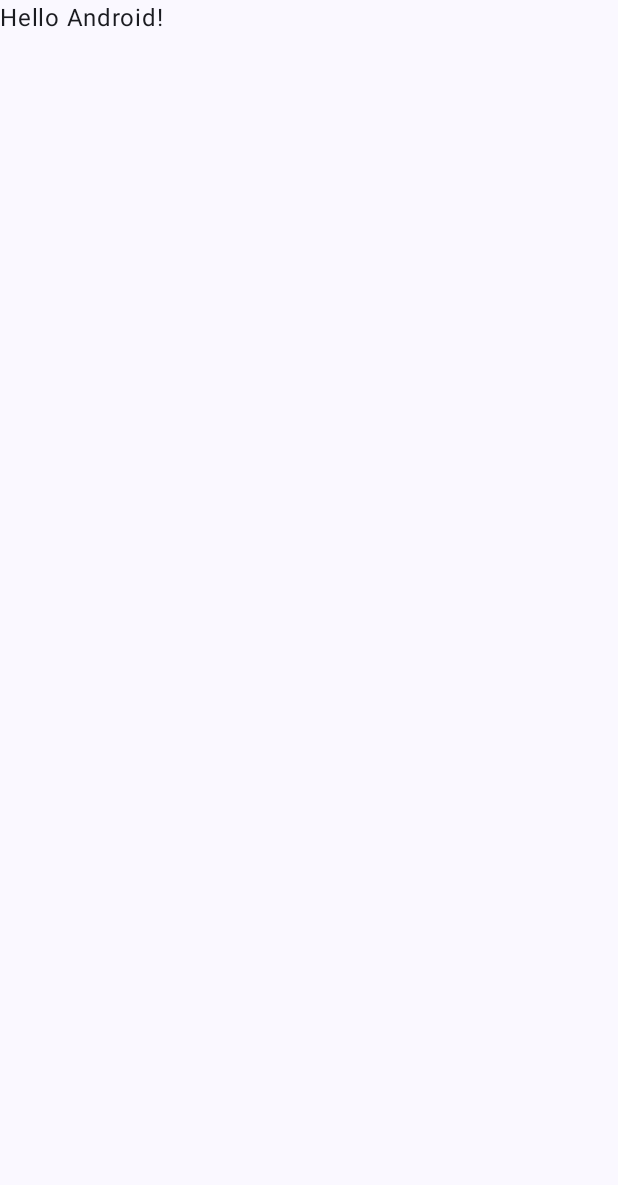
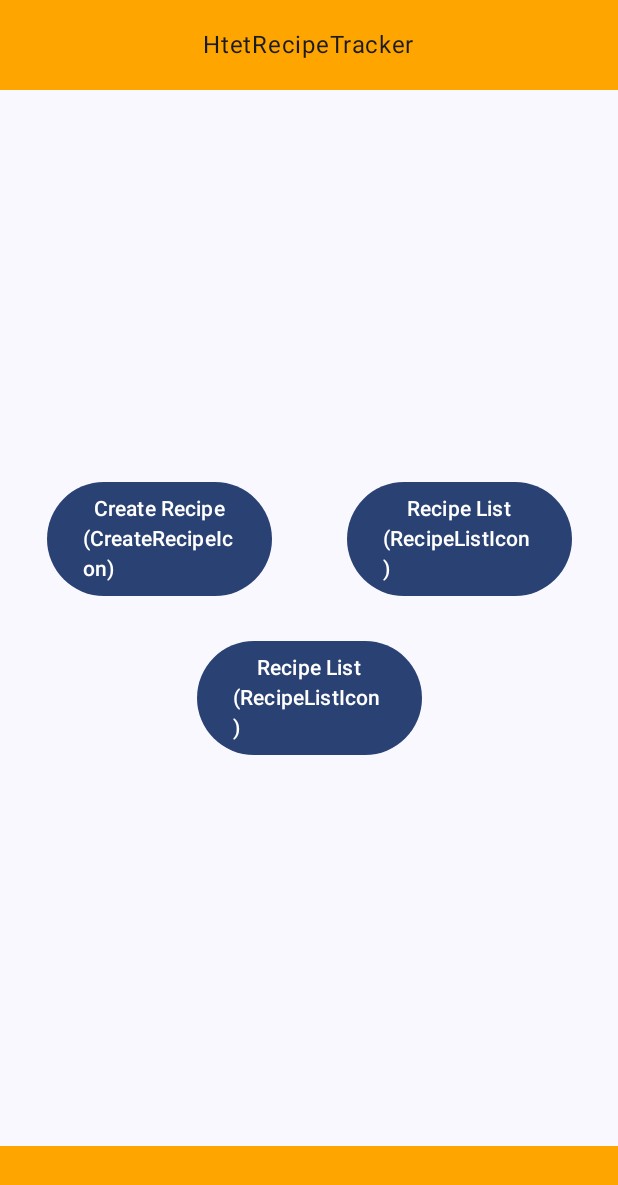
Before and after one commit to HTEThub/MyRecipeTracker, an Android app built with Jetpack Compose: the screen it shows after launch (MainActivity), on a phone screen of 412 x 824 dp. Before the commit the part shown is almost empty. Shown: the top 1185 px of the screen. Run offline under Robolectric (Android 15) with nearby library versions, the phone set to English and light mode, and no system bars.

Commit message:
Added a basic main menu screen of my app

```diff
--- a/app/src/main/java/com/htet08/htetrecipetracker/MainActivity.kt
+++ b/app/src/main/java/com/htet08/htetrecipetracker/MainActivity.kt
@@ -1,16 +1,33 @@
 package com.htet08.htetrecipetracker
 
+//import androidx.compose.foundation.layout.ColumnScopeInstance.weight
 import android.os.Bundle
 import androidx.activity.ComponentActivity
 import androidx.activity.compose.setContent
 import androidx.activity.enableEdgeToEdge
+import androidx.compose.foundation.background
+import androidx.compose.foundation.layout.Arrangement
+import androidx.compose.foundation.layout.Box
+import androidx.compose.foundation.layout.Column
+import androidx.compose.foundation.layout.Row
+import androidx.compose.foundation.layout.Spacer
 import androidx.compose.foundation.layout.fillMaxSize
+import androidx.compose.foundation.layout.fillMaxWidth
+import androidx.compose.foundation.layout.height
 import androidx.compose.foundation.layout.padding
+import androidx.compose.foundation.layout.size
+import androidx.compose.foundation.layout.width
+import androidx.compose.material3.Button
+import androidx.compose.material3.ExperimentalMaterial3Api
 import androidx.compose.material3.Scaffold
 import androidx.compose.material3.Text
 import androidx.compose.runtime.Composable
+import androidx.compose.ui.Alignment
 import androidx.compose.ui.Modifier
+import androidx.compose.ui.graphics.Color
+import androidx.compose.ui.res.stringResource
 import androidx.compose.ui.tooling.preview.Preview
+import androidx.compose.ui.unit.dp
 import com.htet08.htetrecipetracker.ui.theme.HtetRecipeTrackerTheme
 
 class MainActivity : ComponentActivity() {
@@ -20,8 +37,8 @@ class MainActivity : ComponentActivity() {
         setContent {
             HtetRecipeTrackerTheme {
                 Scaffold(modifier = Modifier.fillMaxSize()) { innerPadding ->
-                    MainLayout(
-                        name = "Android",
+                    RecipeMainLayout(
+//                        name = "Android",
                         modifier = Modifier.padding(innerPadding)
                     )
                 }
@@ -31,17 +48,109 @@ class MainActivity : ComponentActivity() {
 }
 
 @Composable
-fun MainLayout(name: String, modifier: Modifier = Modifier) {
-    Text(
-        text = "Hello $name!",
+fun RecipeMainLayout(modifier: Modifier = Modifier) {
+    Column(modifier = modifier.fillMaxSize()) {
+        // Top bar
+        RecipeTopAppBar()
+
+
+        // Main content
+        RecipeMainMenu(modifier = Modifier.weight(1f))
+
+
+        // Bottom bar
+        RecipeBottomAppBar()
+    }
+}
+
+@OptIn(ExperimentalMaterial3Api::class)
+@Composable
+fun RecipeTopAppBar(modifier: Modifier = Modifier) {
+    Row(
+        modifier = Modifier
+            .fillMaxWidth()
+            .height(60.dp)  // Adjust height as needed
+            .background(Color(0xFFFFA500)), // Use your chosen color here
+        verticalAlignment = Alignment.CenterVertically,
+        horizontalArrangement = Arrangement.Center
+    ) {
+        Text(text = stringResource(R.string.app_name))
+    }
+}
+
+@Composable
+fun RecipeMainMenu(modifier: Modifier = Modifier) {
+    Box(
         modifier = modifier
-    )
+            .fillMaxSize(),
+        contentAlignment = Alignment.Center
+    ) {
+        Column (
+            horizontalAlignment = Alignment.CenterHorizontally,
+        ) {
+            Row(
+                horizontalArrangement = Arrangement.spacedBy(50.dp),
+            ) {
+                Button(
+                    onClick = { /* Button 1 action */ },
+                    modifier = Modifier.width(150.dp)
+                ) {
+                    Column (horizontalAlignment = Alignment.CenterHorizontally) {
+                        Text("Create Recipe")
+                        Text("(CreateRecipeIcon)")
+                    }
+                }
+                Button(
+                    onClick = { /* Button 2 action */ },
+                    modifier = Modifier.width(150.dp)
+                ) {
+                    Column (horizontalAlignment = Alignment.CenterHorizontally) {
+                        Text("Recipe List")
+                        Text("(RecipeListIcon)")
+                    }
+                }
+            }
+
+            Spacer(modifier = Modifier.size(30.dp))
+
+
+            Button(
+                onClick = { /* Button 3 action */ },
+                modifier = Modifier.width(150.dp)
+            ) {
+                Column (horizontalAlignment = Alignment.CenterHorizontally) {
+                    Text("Recipe List")
+                    Text("(RecipeListIcon)")
+                }
+            }
+        }
+
+    }
 }
+
+
+@OptIn(ExperimentalMaterial3Api::class)
+@Composable
+fun RecipeBottomAppBar(modifier: Modifier = Modifier) {
+    Row(
+        modifier = Modifier
+            .fillMaxWidth()
+            .height(60.dp)  // Adjust height as needed
+            .background(Color(0xFFFFA500)), // Use your chosen color here
+        verticalAlignment = Alignment.CenterVertically,
+        horizontalArrangement = Arrangement.Center
+    ) {
+
+    }
+
+}
+
+
 
 @Preview(showBackground = true)
 @Composable
 fun MainLayoutPreview() {
     HtetRecipeTrackerTheme {
-        MainLayout("Android")
+        RecipeMainLayout()
     }
 }
```
